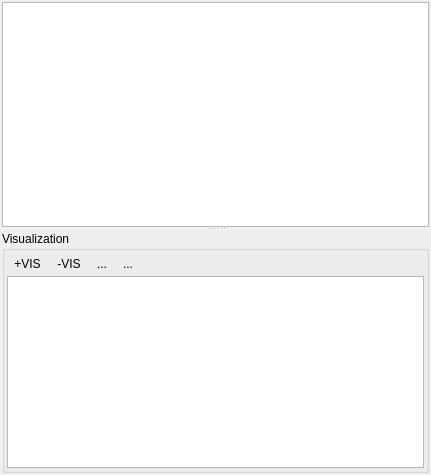
Old version of the form qps/speclib/ui/spectrallibraryplotwidget.ui in the repository EnMAP-Box/qgispluginsupport.
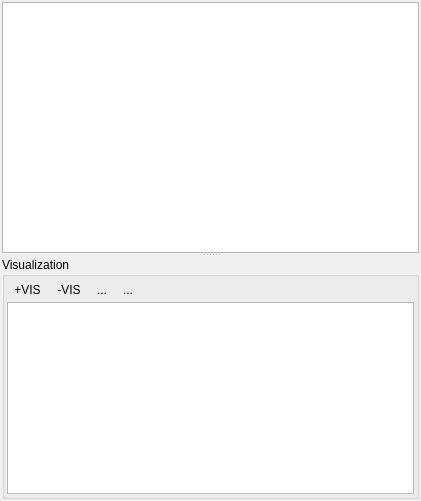
New version of the form. Icons and pictures are not drawn. Custom widgets are drawn as their Qt base class.

```diff
--- a/qps/speclib/ui/spectrallibraryplotwidget.ui
+++ b/qps/speclib/ui/spectrallibraryplotwidget.ui
@@ -6,8 +6,8 @@
    <rect>
     <x>0</x>
     <y>0</y>
-    <width>431</width>
-    <height>475</height>
+    <width>421</width>
+    <height>501</height>
    </rect>
   </property>
   <property name="windowTitle">
```
Left out of the diff: 6 changed lines with no effect on the pictures.
